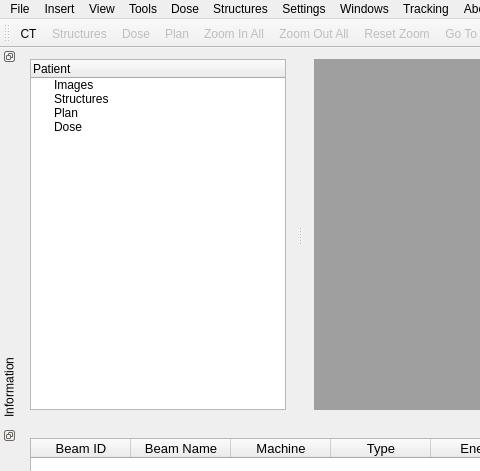
Qt form mainwindow.ui (Jothy/KIMView) before a commit; both pictures show x 0 to 480 and y 0 to 471 of the 1155 by 663 pixel window.
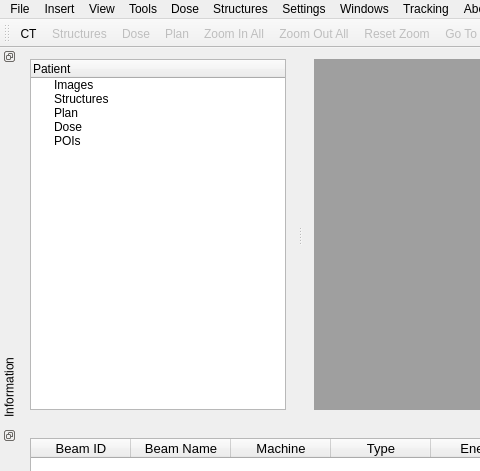
The same form after that commit. Icons and pictures are not drawn.

The edit to the form file:
```diff
--- a/mainwindow.ui
+++ b/mainwindow.ui
@@ -288,7 +288,7 @@
        </item>
        <item>
         <property name="text">
-         <string/>
+         <string>POIs</string>
         </property>
         <property name="icon">
          <iconset>
```
Left out of the diff: 6 changed lines with no effect on the pictures.
